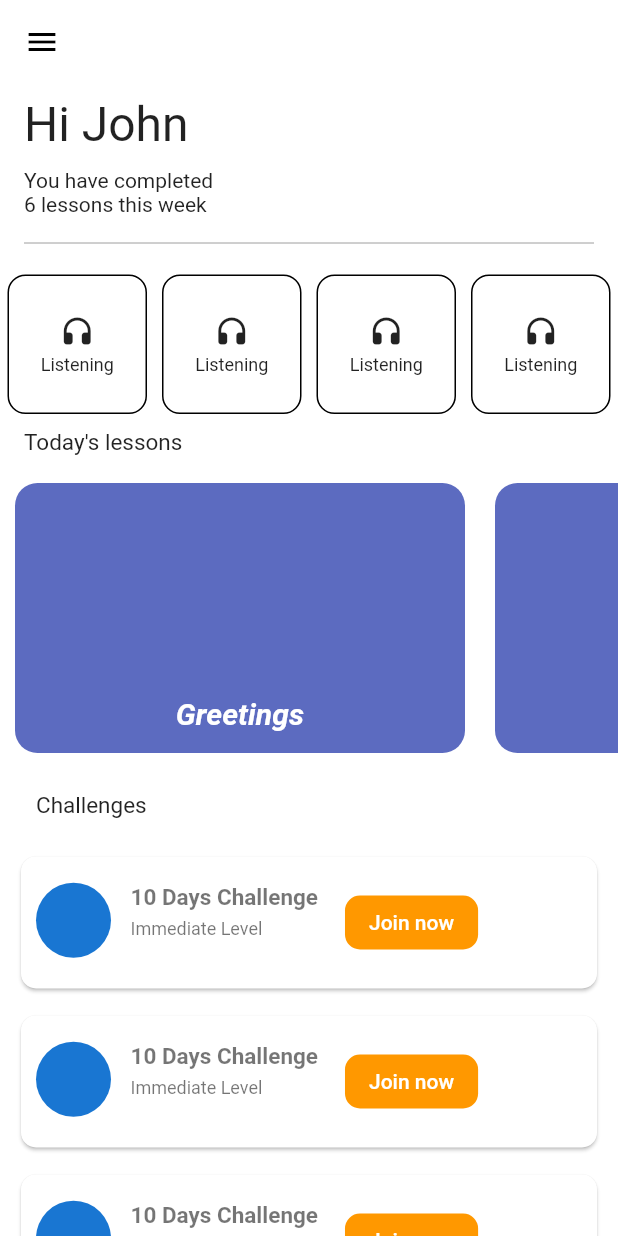
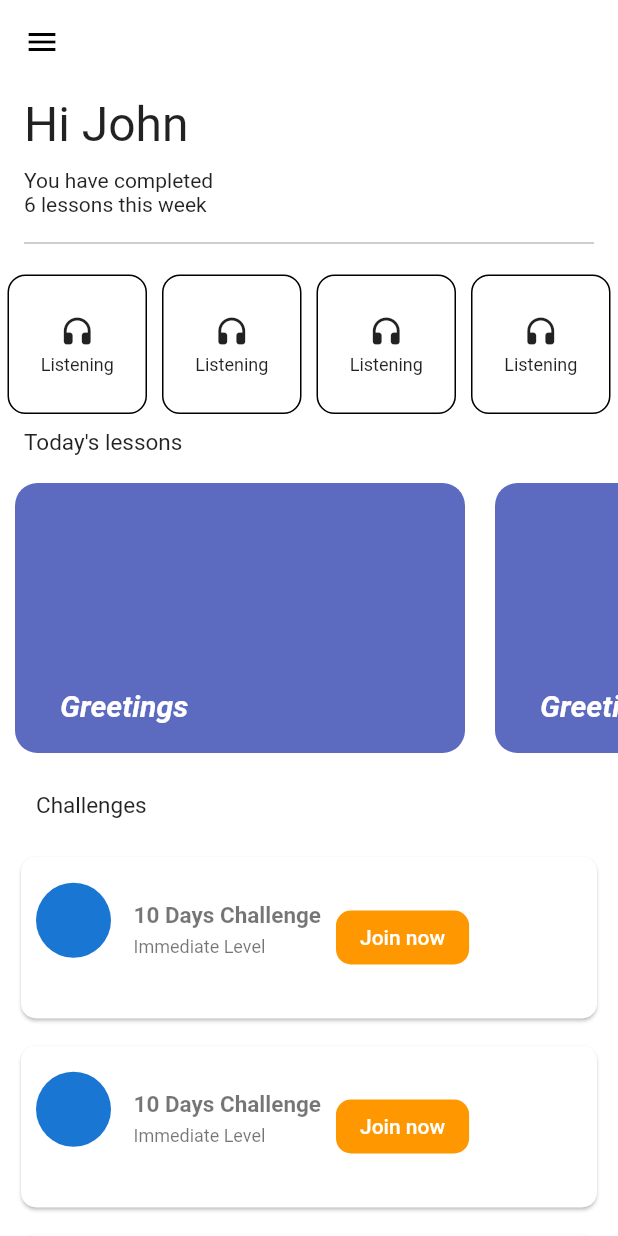
Before and after one commit to sitabra/AssignmentUI, a Flutter app: the screen it shows after launch, on a phone screen of 412 x 824 dp. Run offline on Flutter 3.47's test engine with Material 2 defaults, Android fonts, the phone set to English and light mode, and no system bars.

Commit message:
tapping done

```diff
--- a/lib/screen/homepage.dart
+++ b/lib/screen/homepage.dart
@@ -157,7 +157,7 @@ class _HomePageState extends State<HomePage> {
                           const SizedBox(
                             width: 5.0 ,),
                           Padding(
-                            padding: const EdgeInsets.all(8.0),
+                            padding: const EdgeInsets.symmetric(horizontal: 10.0, vertical: 20.0),
                             child: Column(
                               crossAxisAlignment: CrossAxisAlignment.start,
                               children: const [
@@ -173,7 +173,7 @@ class _HomePageState extends State<HomePage> {
                       ),
                       Container(
                         alignment: Alignment.center,
-                        padding: const EdgeInsets.symmetric(horizontal: 10.0, vertical: 10.0),
+                        padding: const EdgeInsets.symmetric(horizontal: 0.0, vertical: 20.0),
                         child: FlatButton(
                           onPressed: () {
                             showDialog(context: context, builder: (context){
--- a/lib/widgets/grid_item.dart
+++ b/lib/widgets/grid_item.dart
@@ -15,7 +15,7 @@ class GridItem extends StatelessWidget {
         padding: const EdgeInsets.all(5.0),
         child: Container(
           width: 80,
-          height: 200,
+          height: 100,
           decoration: BoxDecoration(
             border: Border.all(),
             borderRadius: BorderRadius.circular(12),),
--- a/lib/widgets/items_lessons.dart
+++ b/lib/widgets/items_lessons.dart
@@ -20,9 +20,10 @@ class ItemsLessons extends StatelessWidget {
         ),
         child: Column(
           mainAxisAlignment: MainAxisAlignment.end,
+          crossAxisAlignment: CrossAxisAlignment.start,
           children: [
             Padding(
-              padding: const EdgeInsets.all(15.0),
+              padding: const EdgeInsets.symmetric(horizontal: 30, vertical: 20),
               child: Text(title,
               style: const TextStyle(fontSize: 20,color: Colors.white,fontStyle: FontStyle.italic, fontWeight: FontWeight.bold),
               ),
```
